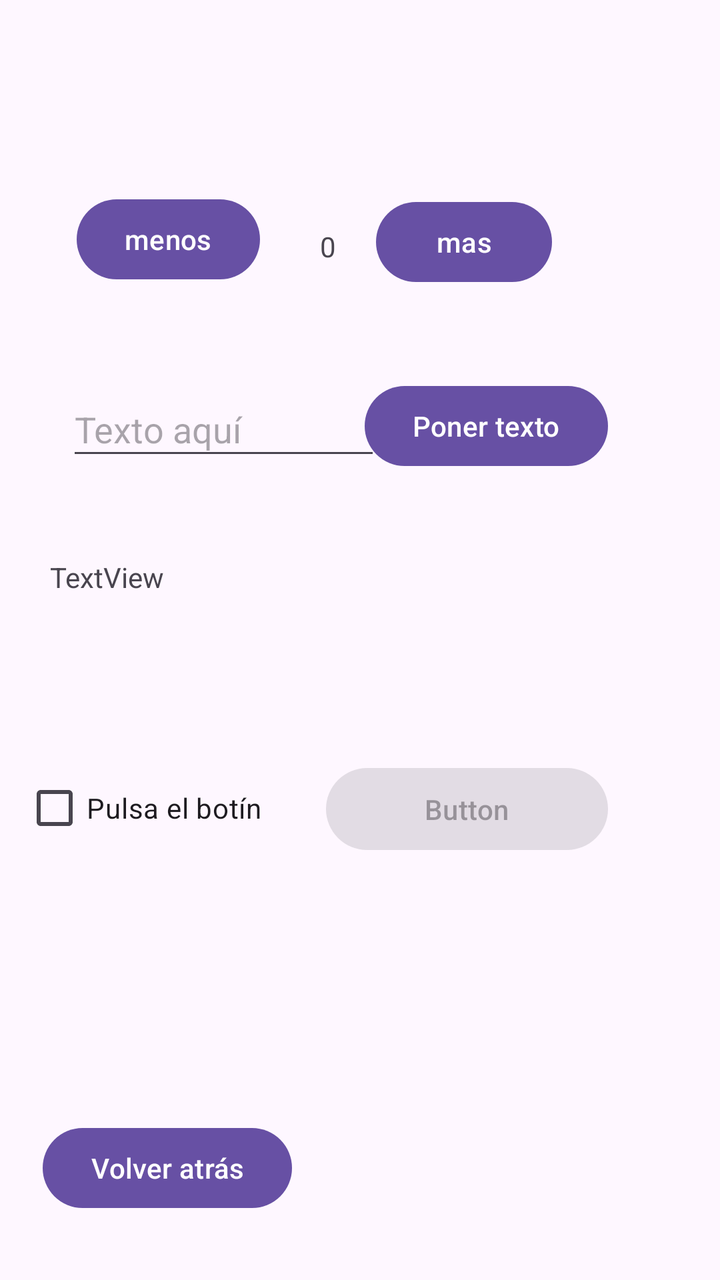
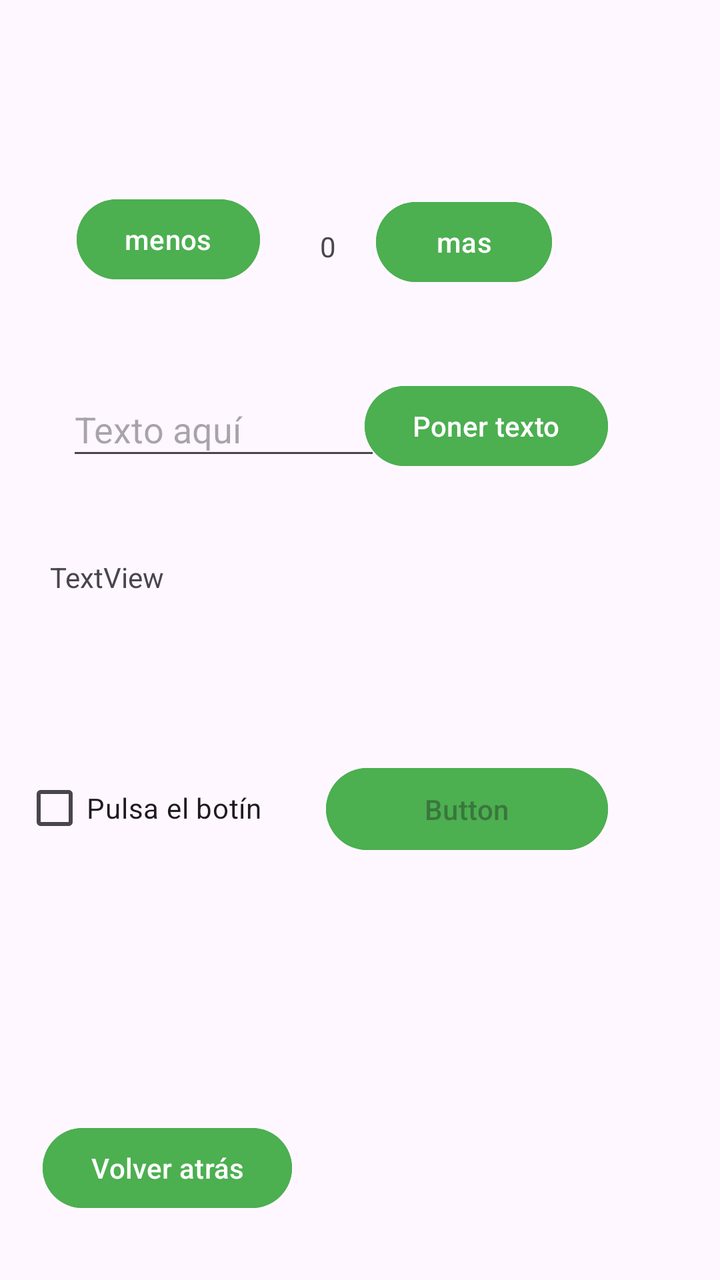

Two renders of the same Android screen: before a commit and after it. Below are the layout's source before the change and the commit's diff.
<!-- AndroidManifest.xml: application theme Theme.ElPastillero -->
<!-- res/layout/activity_2.xml -->
<?xml version="1.0" encoding="utf-8"?>
<androidx.constraintlayout.widget.ConstraintLayout xmlns:android="http://schemas.android.com/apk/res/android"
    xmlns:app="http://schemas.android.com/apk/res-auto"
    xmlns:tools="http://schemas.android.com/tools"
    android:id="@+id/etiNombre"
    android:layout_width="match_parent"
    android:layout_height="match_parent"
    tools:context=".Activity_2">

    <Button
        android:id="@+id/menos"
        android:layout_width="wrap_content"
        android:layout_height="wrap_content"
        android:layout_marginStart="52dp"
        android:layout_marginTop="48dp"
        android:layout_marginEnd="30dp"
        android:text="@string/menos"
        app:layout_constraintBottom_toTopOf="@+id/txtVacio"
        app:layout_constraintEnd_toStartOf="@+id/contador2"
        app:layout_constraintHorizontal_bias="1.0"
        app:layout_constraintStart_toStartOf="parent"
        app:layout_constraintTop_toTopOf="parent" />

    <Button
        android:id="@+id/mas"
        android:layout_width="wrap_content"
        android:layout_height="wrap_content"
        android:layout_marginEnd="84dp"
        android:text="@string/mas"
        app:layout_constraintBottom_toBottomOf="@+id/contador2"
        app:layout_constraintEnd_toEndOf="parent"
        app:layout_constraintTop_toTopOf="@+id/contador2"
        app:layout_constraintVertical_bias="0.586" />

    <TextView
        android:id="@+id/contador2"
        android:layout_width="wrap_content"
        android:layout_height="wrap_content"
        android:layout_marginEnd="20dp"
        android:text="0"
        app:layout_constraintBottom_toBottomOf="@+id/menos"
        app:layout_constraintEnd_toStartOf="@+id/mas"
        app:layout_constraintTop_toTopOf="@+id/menos"
        app:layout_constraintVertical_bias="0.62" />

    <EditText
        android:id="@+id/txtVacio"
        android:layout_width="157dp"
        android:layout_height="44dp"
        android:layout_marginStart="40dp"
        android:layout_marginBottom="44dp"
        android:ems="10"
        android:hint="Texto aquí"
        android:inputType="text"
        app:layout_constraintBottom_toTopOf="@+id/txtInsertado"
        app:layout_constraintEnd_toStartOf="@+id/ponerTexto"
        app:layout_constraintHorizontal_bias="0.459"
        app:layout_constraintStart_toStartOf="parent" />

    <Button
        android:id="@+id/ponerTexto"
        android:layout_width="wrap_content"
        android:layout_height="wrap_content"
        android:layout_marginEnd="56dp"
        android:text="Poner texto"
        app:layout_constraintBottom_toBottomOf="@+id/txtVacio"
        app:layout_constraintEnd_toEndOf="parent"
        app:layout_constraintTop_toTopOf="@+id/txtVacio" />

    <TextView
        android:id="@+id/txtInsertado"
        android:layout_width="320dp"
        android:layout_height="37dp"
        android:layout_marginBottom="64dp"
        android:text="TextView"
        android:textIsSelectable="false"
        app:layout_constraintBottom_toTopOf="@+id/checkB"
        app:layout_constraintEnd_toEndOf="parent"
        app:layout_constraintHorizontal_bias="0.626"
        app:layout_constraintStart_toStartOf="parent" />

    <CheckBox
        android:id="@+id/checkB"
        android:layout_width="wrap_content"
        android:layout_height="wrap_content"
        android:layout_marginEnd="32dp"
        android:layout_marginBottom="132dp"
        android:text="Pulsa el botín"
        app:layout_constraintBottom_toTopOf="@+id/volver"
        app:layout_constraintEnd_toStartOf="@+id/btnChec"
        app:layout_constraintHorizontal_bias="1.0"
        app:layout_constraintStart_toStartOf="parent" />

    <Button
        android:id="@+id/btnChec"
        android:layout_width="141dp"
        android:layout_height="49dp"
        android:layout_marginEnd="56dp"
        android:enabled="false"
        android:text="Button"
        app:layout_constraintBottom_toBottomOf="@+id/checkB"
        app:layout_constraintEnd_toEndOf="parent"
        app:layout_constraintTop_toTopOf="@+id/checkB"
        app:layout_constraintVertical_bias="0.0" />

    <Button
        android:id="@+id/volver"
        android:layout_width="wrap_content"
        android:layout_height="wrap_content"
        android:layout_marginBottom="32dp"
        android:text="Volver atrás"
        app:layout_constraintBottom_toBottomOf="parent"
        app:layout_constraintEnd_toEndOf="parent"
        app:layout_constraintHorizontal_bias="0.09"
        app:layout_constraintStart_toStartOf="parent" />

</androidx.constraintlayout.widget.ConstraintLayout>
<!-- resources referenced by this layout -->
<resources>
  <string name="mas">mas</string>
  <string name="menos">menos</string>
  <style name="Theme.ElPastillero" parent="Base.Theme.ElPastillero" />
  <style name="Base.Theme.ElPastillero" parent="Theme.Material3.DayNight.NoActionBar">
          
          
      </style>
</resources>

<!-- the commit's change to res/layout/activity_2.xml (unified diff, before → after) -->
@@ -15,6 +15,7 @@
         android:layout_marginTop="48dp"
         android:layout_marginEnd="30dp"
         android:text="@string/menos"
+        android:backgroundTint="#4CAF50"
         app:layout_constraintBottom_toTopOf="@+id/txtVacio"
         app:layout_constraintEnd_toStartOf="@+id/contador2"
         app:layout_constraintHorizontal_bias="1.0"
@@ -27,6 +28,7 @@
         android:layout_height="wrap_content"
         android:layout_marginEnd="84dp"
         android:text="@string/mas"
+        android:backgroundTint="#4CAF50"
         app:layout_constraintBottom_toBottomOf="@+id/contador2"
         app:layout_constraintEnd_toEndOf="parent"
         app:layout_constraintTop_toTopOf="@+id/contador2"
@@ -63,6 +65,7 @@
         android:layout_height="wrap_content"
         android:layout_marginEnd="56dp"
         android:text="Poner texto"
+        android:backgroundTint="#4CAF50"
         app:layout_constraintBottom_toBottomOf="@+id/txtVacio"
         app:layout_constraintEnd_toEndOf="parent"
         app:layout_constraintTop_toTopOf="@+id/txtVacio" />
@@ -74,6 +77,7 @@
         android:layout_marginBottom="64dp"
         android:text="TextView"
         android:textIsSelectable="false"
+        android:backgroundTint="#4CAF50"
         app:layout_constraintBottom_toTopOf="@+id/checkB"
         app:layout_constraintEnd_toEndOf="parent"
         app:layout_constraintHorizontal_bias="0.626"
@@ -98,6 +102,7 @@
         android:layout_marginEnd="56dp"
         android:enabled="false"
         android:text="Button"
+        android:backgroundTint="#4CAF50"
         app:layout_constraintBottom_toBottomOf="@+id/checkB"
         app:layout_constraintEnd_toEndOf="parent"
         app:layout_constraintTop_toTopOf="@+id/checkB"
@@ -109,6 +114,7 @@
         android:layout_height="wrap_content"
         android:layout_marginBottom="32dp"
         android:text="Volver atrás"
+        android:backgroundTint="#4CAF50"
         app:layout_constraintBottom_toBottomOf="parent"
         app:layout_constraintEnd_toEndOf="parent"
         app:layout_constraintHorizontal_bias="0.09"
